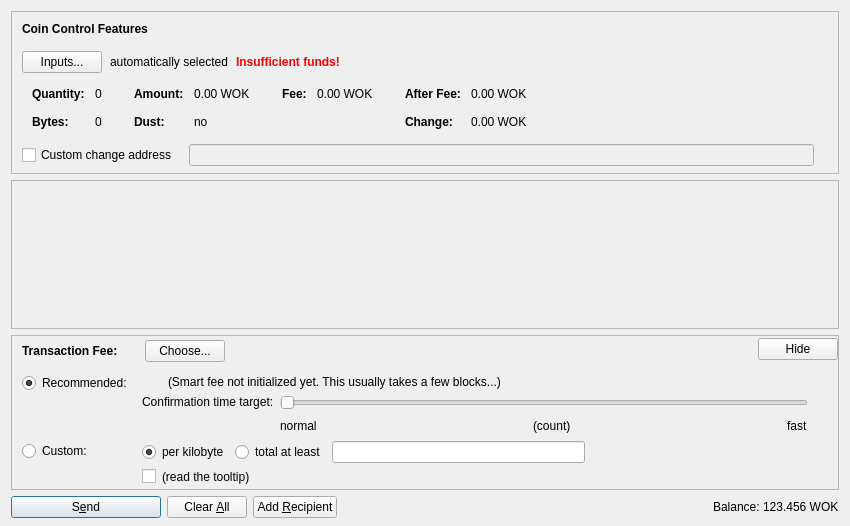
minblock/workcoin, file src/qt/forms/sendcoinsdialog.ui: the form before one commit.
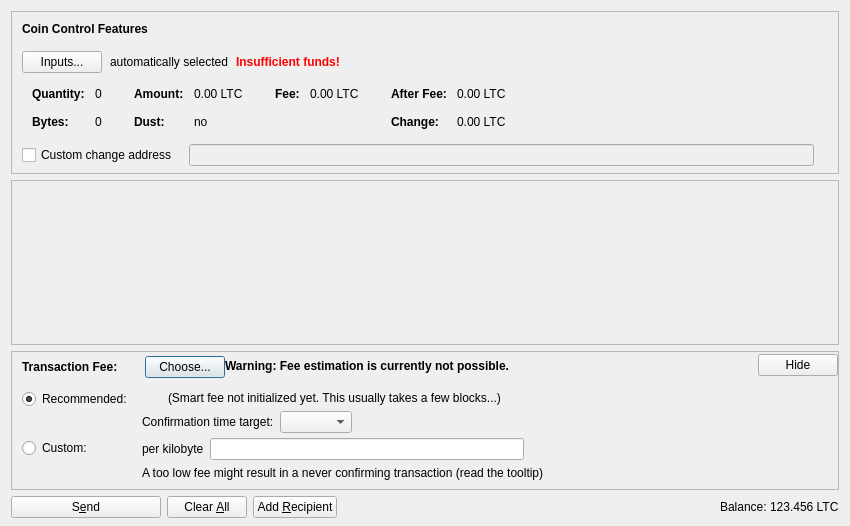
The form after the commit. Icons and pictures are not drawn. Custom widgets are drawn as their Qt base class.

Diff of the .ui file:
```diff
--- a/src/qt/forms/sendcoinsdialog.ui
+++ b/src/qt/forms/sendcoinsdialog.ui
@@ -324,7 +324,7 @@
                   <enum>Qt::ActionsContextMenu</enum>
                  </property>
                  <property name="text">
-                  <string notr="true">0.00 WOK</string>
+                  <string notr="true">0.00 LTC</string>
                  </property>
                  <property name="textInteractionFlags">
                   <set>Qt::LinksAccessibleByMouse|Qt::TextSelectableByKeyboard|Qt::TextSelectableByMouse</set>
@@ -404,7 +404,7 @@
                   <enum>Qt::ActionsContextMenu</enum>
                  </property>
                  <property name="text">
-                  <string notr="true">0.00 WOK</string>
+                  <string notr="true">0.00 LTC</string>
                  </property>
                  <property name="textInteractionFlags">
                   <set>Qt::LinksAccessibleByMouse|Qt::TextSelectableByKeyboard|Qt::TextSelectableByMouse</set>
@@ -455,7 +455,7 @@
                   <enum>Qt::ActionsContextMenu</enum>
                  </property>
                  <property name="text">
-                  <string notr="true">0.00 WOK</string>
+                  <string notr="true">0.00 LTC</string>
                  </property>
                  <property name="textInteractionFlags">
                   <set>Qt::LinksAccessibleByMouse|Qt::TextSelectableByKeyboard|Qt::TextSelectableByMouse</set>
@@ -484,7 +484,7 @@
                   <enum>Qt::ActionsContextMenu</enum>
                  </property>
                  <property name="text">
-                  <string notr="true">0.00 WOK</string>
+                  <string notr="true">0.00 LTC</string>
                  </property>
                  <property name="textInteractionFlags">
                   <set>Qt::LinksAccessibleByMouse|Qt::TextSelectableByKeyboard|Qt::TextSelectableByMouse</set>
@@ -759,11 +759,33 @@
             </item>
            </layout>
           </item>
+          <item>
+           <widget class="QLabel" name="fallbackFeeWarningLabel">
+            <property name="toolTip">
+             <string>Using the fallbackfee can result in sending a transaction that will take several hours or days (or never) to confirm. Consider choosing your fee manually or wait until you have validated the complete chain.</string>
+            </property>
+            <property name="font">
+            <font>
+                <weight>75</weight>
+                <bold>true</bold>
+            </font>
+            </property>
+            <property name="text">
+             <string>Warning: Fee estimation is currently not possible.</string>
+            </property>
+            <property name="wordWrap">
+             <bool>false</bool>
+            </property>
+           </widget>
+          </item>
           <item>
            <spacer name="horizontalSpacer_4">
             <property name="orientation">
              <enum>Qt::Horizontal</enum>
             </property>
+            <property name="sizeType">
+             <enum>QSizePolicy::MinimumExpanding</enum>
+            </property>
             <property name="sizeHint" stdset="0">
              <size>
               <width>40</width>
@@ -824,32 +846,13 @@
                <item>
                 <layout class="QHBoxLayout" name="horizontalLayoutFee13">
                  <item>
-                  <widget class="QRadioButton" name="radioCustomPerKilobyte">
+                  <widget class="QLabel" name="labelCustomPerKilobyte">
                    <property name="toolTip">
                     <string>If the custom fee is set to 1000 satoshis and the transaction is only 250 bytes, then &quot;per kilobyte&quot; only pays 250 satoshis in fee, while &quot;total at least&quot; pays 1000 satoshis. For transactions bigger than a kilobyte both pay by kilobyte.</string>
                    </property>
                    <property name="text">
                     <string>per kilobyte</string>
                    </property>
-                   <property name="checked">
-                    <bool>true</bool>
-                   </property>
-                   <attribute name="buttonGroup">
-                    <string notr="true">groupCustomFee</string>
-                   </attribute>
-                  </widget>
-                 </item>
-                 <item>
-                  <widget class="QRadioButton" name="radioCustomAtLeast">
-                   <property name="toolTip">
-                    <string>If the custom fee is set to 1000 satoshis and the transaction is only 250 bytes, then &quot;per kilobyte&quot; only pays 250 satoshis in fee, while &quot;total at least&quot; pays 1000 satoshis. For transactions bigger than a kilobyte both pay by kilobyte.</string>
-                   </property>
-                   <property name="text">
-                    <string>total at least</string>
-                   </property>
-                   <attribute name="buttonGroup">
-                    <string notr="true">groupCustomFee</string>
-                   </attribute>
                   </widget>
                  </item>
                  <item>
@@ -873,17 +876,7 @@
                <item>
                 <layout class="QHBoxLayout" name="horizontalLayoutFee8">
                  <item>
-                  <widget class="QCheckBox" name="checkBoxMinimumFee">
-                   <property name="toolTip">
-                    <string>Paying only the minimum fee is just fine as long as there is less transaction volume than space in the blocks. But be aware that this can end up in a never confirming transaction once there is more demand for workcoin transactions than the network can process.</string>
-                   </property>
-                   <property name="text">
-                    <string/>
-                   </property>
-                  </widget>
-                 </item>
-                 <item>
-                  <widget class="QLabel" name="labelMinFeeWarning">
+                  <widget class="QLabel" name="labelCustomFeeWarning">
                    <property name="enabled">
                     <bool>true</bool>
                    </property>
@@ -891,10 +884,7 @@
                     <string>Paying only the minimum fee is just fine as long as there is less transaction volume than space in the blocks. But be aware that this can end up in a never confirming transaction once there is more demand for workcoin transactions than the network can process.</string>
                    </property>
                    <property name="text">
-                    <string>(read the tooltip)</string>
-                   </property>
-                   <property name="margin">
-                    <number>5</number>
+                    <string>A too low fee might result in a never confirming transaction (read the tooltip)</string>
                    </property>
                   </widget>
                  </item>
@@ -987,9 +977,6 @@
                    <property name="text">
                     <string/>
                    </property>
-                   <property name="margin">
-                    <number>2</number>
-                   </property>
                   </widget>
                  </item>
                  <item>
@@ -1004,9 +991,6 @@
                    <property name="text">
                     <string>(Smart fee not initialized yet. This usually takes a few blocks...)</string>
                    </property>
-                   <property name="margin">
-                    <number>2</number>
-                   </property>
                   </widget>
                  </item>
                  <item>
@@ -1033,24 +1017,8 @@
                      <property name="text">
                       <string>Confirmation time target:</string>
                      </property>
-                     <property name="margin">
-                      <number>2</number>
-                     </property>
                     </widget>
                    </item>
-                   <item>
-                    <spacer name="verticalSpacer_3">
-                     <property name="orientation">
-                      <enum>Qt::Vertical</enum>
-                     </property>
-                     <property name="sizeHint" stdset="0">
-                      <size>
-                       <width>1</width>
-                       <height>1</height>
-                      </size>
-                     </property>
-                    </spacer>
-                   </item>
                   </layout>
                  </item>
                  <item>
@@ -1059,44 +1027,15 @@
                     <number>30</number>
                    </property>
                    <item>
-                    <widget class="QSlider" name="sliderSmartFee">
-                     <property name="minimum">
+                    <layout class="QHBoxLayout" name="horizontalLayoutConfTarget">
+                     <property name="bottomMargin">
                       <number>0</number>
                      </property>
-                     <property name="maximum">
-                      <number>23</number>
-                     </property>
-                     <property name="pageStep">
-                      <number>1</number>
-                     </property>
-                     <property name="value">
-                      <number>0</number>
-                     </property>
-                     <property name="orientation">
-                      <enum>Qt::Horizontal</enum>
-                     </property>
-                     <property name="invertedAppearance">
-                      <bool>false</bool>
-                     </property>
-                     <property name="invertedControls">
-                      <bool>false</bool>
-                     </property>
-                     <property name="tickPosition">
-                      <enum>QSlider::NoTicks</enum>
-                     </property>
-                    </widget>
-                   </item>
-                   <item>
-                    <layout class="QHBoxLayout" name="horizontalLayoutFee10">
                      <item>
-                      <widget class="QLabel" name="labelSmartFeeNormal">
-                       <property name="text">
-                        <string>normal</string>
-                       </property>
-                      </widget>
+                      <widget class="QComboBox" name="confTargetSelector"/>
                      </item>
                      <item>
-                      <spacer name="horizontalSpacer_7">
+                      <spacer name="horizontalSpacerConfTarget">
                        <property name="orientation">
                         <enum>Qt::Horizontal</enum>
                        </property>
@@ -1108,33 +1047,6 @@
                        </property>
                       </spacer>
                      </item>
-                     <item>
-                      <widget class="QLabel" name="confirmationTargetLabel">
-                       <property name="text">
-                        <string notr="true">(count)</string>
-                       </property>
-                      </widget>
-                     </item>
-                     <item>
-                      <spacer name="horizontalSpacer_3">
-                       <property name="orientation">
-                        <enum>Qt::Horizontal</enum>
-                       </property>
-                       <property name="sizeHint" stdset="0">
-                        <size>
-                         <width>40</width>
-                         <height>20</height>
-                        </size>
-                       </property>
-                      </spacer>
-                     </item>
-                     <item>
-                      <widget class="QLabel" name="labelSmartFeeFast">
-                       <property name="text">
-                        <string>fast</string>
-                       </property>
-                      </widget>
-                     </item>
                     </layout>
                    </item>
                   </layout>
@@ -1168,8 +1080,8 @@
           </property>
           <property name="sizeHint" stdset="0">
            <size>
-            <width>800</width>
-            <height>1</height>
+            <width>40</width>
+            <height>5</height>
            </size>
           </property>
          </spacer>
@@ -1203,7 +1115,7 @@
         <bool>false</bool>
        </property>
        <property name="default">
-        <bool>true</bool>
+        <bool>false</bool>
        </property>
       </widget>
      </item>
@@ -1290,7 +1202,7 @@
           <cursorShape>IBeamCursor</cursorShape>
          </property>
          <property name="text">
-          <string notr="true">123.456 WOK</string>
+          <string notr="true">123.456 LTC</string>
          </property>
          <property name="textInteractionFlags">
           <set>Qt::LinksAccessibleByMouse|Qt::TextSelectableByKeyboard|Qt::TextSelectableByMouse</set>
```
Left out of the diff: 11 changed lines with no effect on the pictures.
